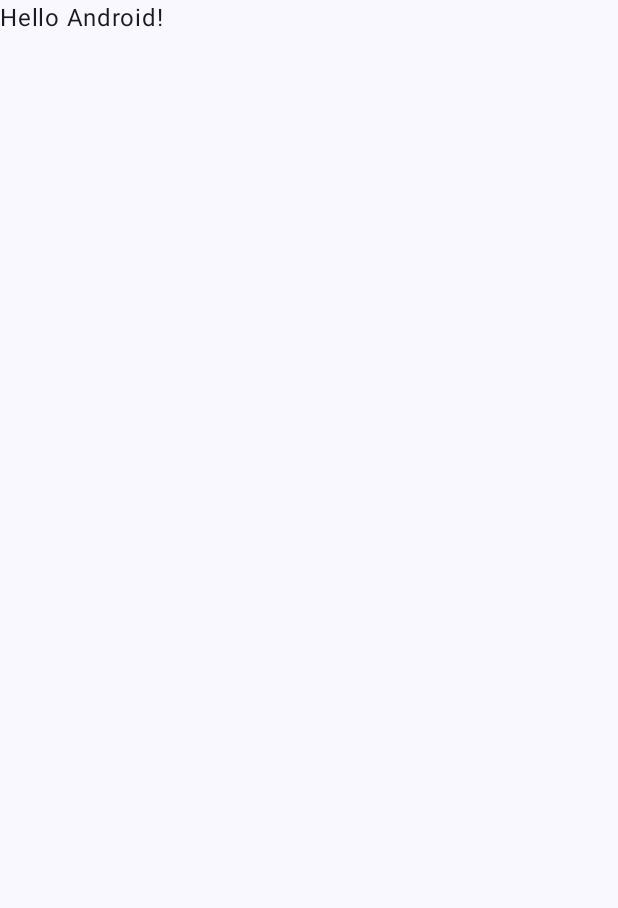
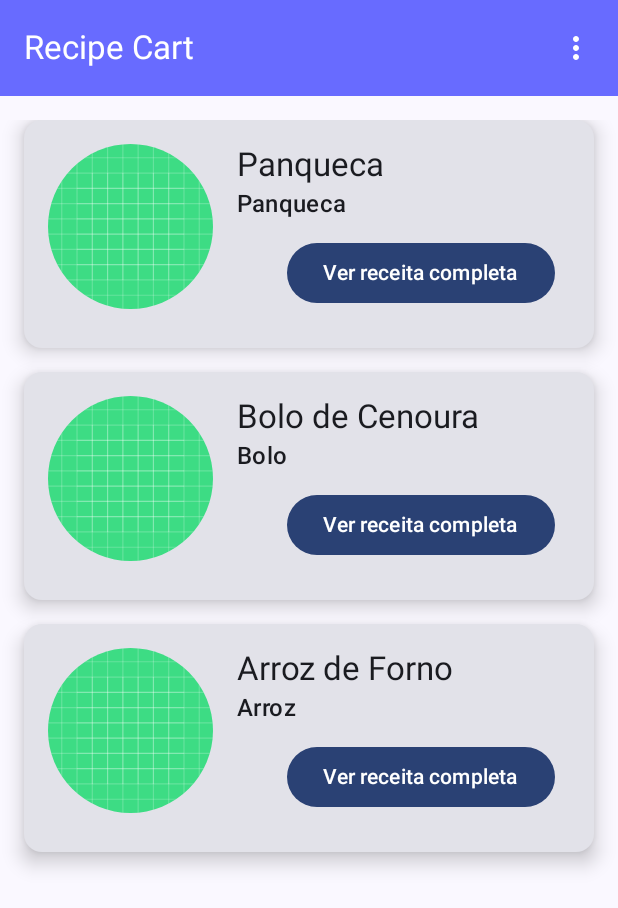
Before and after one commit to xofiaxinha/RecipeList, an Android app built with Jetpack Compose: the screen it shows after launch (MainActivity), on a phone screen of 412 x 824 dp. Before the commit the part shown is almost empty. Shown: the top 908 px of the screen. Run offline under Robolectric (Android 15) with nearby library versions, the phone set to English and light mode, and no system bars.

Commit message:
main activity

```diff
--- a/app/build.gradle.kts
+++ b/app/build.gradle.kts
@@ -60,7 +60,7 @@ dependencies {
     implementation ("androidx.compose.ui:ui:1.5.3")
     implementation ("androidx.compose.material3:material3:1.x.x")
     implementation ("androidx.compose.ui:ui-tooling-preview:1.5.3")
-    implementation ("androidx.navigation:navigation-compose:2.7.3")
+    implementation ("androidx.navigation:navigation-compose:2.7.7")
     implementation ("androidx.lifecycle:lifecycle-runtime-ktx:2.6.2")
     implementation ("androidx.activity:activity-compose:1.7.2")
     implementation ("androidx.compose.runtime:runtime-livedata:1.5.3")
--- a/app/src/main/java/com/example/recipelist/MainActivity.kt
+++ b/app/src/main/java/com/example/recipelist/MainActivity.kt
@@ -6,24 +6,75 @@ import androidx.activity.compose.setContent
 import androidx.activity.enableEdgeToEdge
 import androidx.compose.foundation.layout.fillMaxSize
 import androidx.compose.foundation.layout.padding
+import androidx.compose.material.icons.Icons
+import androidx.compose.material.icons.filled.MoreVert
+import androidx.compose.material3.ExperimentalMaterial3Api
+import androidx.compose.material3.Icon
+import androidx.compose.material3.IconButton
+import androidx.compose.material3.MaterialTheme
 import androidx.compose.material3.Scaffold
 import androidx.compose.material3.Text
+import androidx.compose.material3.TopAppBar
+import androidx.compose.material3.TopAppBarDefaults
 import androidx.compose.runtime.Composable
+import androidx.compose.runtime.rememberCoroutineScope
 import androidx.compose.ui.Modifier
+import androidx.compose.ui.graphics.Color
 import androidx.compose.ui.tooling.preview.Preview
+import androidx.navigation.NavController
+import androidx.navigation.NavHost
+import androidx.navigation.NavHostController
+import androidx.navigation.compose.NavHost
+import androidx.navigation.compose.composable
+import androidx.navigation.compose.rememberNavController
+import com.example.recipelist.data.util.MockDataProvider
+import com.example.recipelist.ui.screens.HomeScreen
+import com.example.recipelist.ui.screens.ItemDetails
 import com.example.recipelist.ui.theme.RecipeListTheme
 
 class MainActivity : ComponentActivity() {
+    @OptIn(ExperimentalMaterial3Api::class)
     override fun onCreate(savedInstanceState: Bundle?) {
+        val receitasMockadas = MockDataProvider.sampleRecipes
         super.onCreate(savedInstanceState)
         enableEdgeToEdge()
         setContent {
+            val navController = rememberNavController()
+            val scope = rememberCoroutineScope()
             RecipeListTheme {
-                Scaffold(modifier = Modifier.fillMaxSize()) { innerPadding ->
-                    Greeting(
-                        name = "Android",
-                        modifier = Modifier.padding(innerPadding)
-                    )
+                Scaffold(
+                    topBar = {
+                        TopAppBar(
+                            actions = {
+                                IconButton(onClick = { /* ação do menu */ }) {
+                                    Icon(Icons.Default.MoreVert, contentDescription = "Mais opções")
+                                }
+                            },
+                            title = { Text(
+                                text = "Recipe Cart",
+                                style = MaterialTheme.typography.titleLarge
+                            ) },
+                            colors = TopAppBarDefaults.topAppBarColors(
+                                containerColor = Color(0xD64D50ff),
+                                titleContentColor = Color.White,
+                                actionIconContentColor = Color.White
+
+                            )
+                        )
+                    },
+
+                    ) { innerPaddinng ->
+                    NavHost(
+                        navController = rememberNavController(),
+                        startDestination = "home",
+                        modifier = Modifier.padding((innerPaddinng))
+                    ) {
+                        composable("home") { HomeScreen(receitasMockadas, navController) }
+                        composable("itemDetails/{itemId}") { backStackEntry ->
+                            val recipeId = backStackEntry.arguments?.getString("itemId")
+                            ItemDetails(itemList = receitasMockadas, recipeId?.toInt() ?: 0)
+                        }
+                    }
                 }
             }
         }
--- a/app/src/main/java/com/example/recipelist/ui/components/CardRecipe.kt
+++ b/app/src/main/java/com/example/recipelist/ui/components/CardRecipe.kt
@@ -26,12 +26,13 @@ import androidx.compose.ui.res.painterResource
 import androidx.compose.ui.tooling.preview.Preview
 import androidx.compose.ui.unit.dp
 import androidx.compose.ui.unit.sp
+import androidx.navigation.NavHostController
 import com.example.recipelist.data.model.Ingredient
 import com.example.recipelist.data.model.Recipe
 import com.example.recipelist.R
 
 @Composable
-fun CardRecipe(recipe: Recipe){
+fun CardRecipe(recipe: Recipe, navController: NavHostController){
     Card (
         modifier = Modifier.fillMaxWidth(),
         elevation = CardDefaults.cardElevation(8.dp)
@@ -63,7 +64,7 @@ fun CardRecipe(recipe: Recipe){
                 //Spacer(modifier = Modifier.height(4.dp))
                 Button(
                     modifier = Modifier.padding(10.dp).align(Alignment.End),
-                    onClick = {}) {
+                    onClick = {navController.navigate("itemDetails/${recipe.id}")}) {
                     Text(
                         text = "Ver receita completa",
                         style = MaterialTheme.typography.titleSmall
--- a/app/src/main/java/com/example/recipelist/ui/screens/HomeScreen.kt
+++ b/app/src/main/java/com/example/recipelist/ui/screens/HomeScreen.kt
@@ -28,46 +28,23 @@ import androidx.compose.ui.Modifier
 import androidx.compose.ui.graphics.Color
 import androidx.compose.ui.tooling.preview.Preview
 import androidx.compose.ui.unit.dp
+import androidx.navigation.NavController
+import androidx.navigation.NavHostController
 import com.example.recipelist.data.model.Recipe
 import com.example.recipelist.data.util.MockDataProvider
 import com.example.recipelist.ui.components.CardRecipe
 
 @OptIn(ExperimentalMaterial3Api::class)
 @Composable
-fun HomeScreen(recipes: List<Recipe>){
-    Scaffold(
-        topBar = {
-            TopAppBar(
-                actions = {
-                    IconButton(onClick = { /* ação do menu */ }) {
-                        Icon(Icons.Default.MoreVert, contentDescription = "Mais opções")
-                    }
-                },
-                title = { Text(
-                    text = "Recipe Cart",
-                    style = MaterialTheme.typography.titleLarge
-                ) },
-                colors = TopAppBarDefaults.topAppBarColors(
-                    containerColor = Color(0xD64D50ff),
-                    titleContentColor = Color.White,
-                    actionIconContentColor = Color.White
-
-                )
-            )
-        },
-
-    ) {
-        innerPaddinng ->
-        LazyColumn(
-            modifier = Modifier.fillMaxSize().padding(innerPaddinng)
+fun HomeScreen(recipes: List<Recipe>, navController: NavHostController){
+    LazyColumn(
+            modifier = Modifier.fillMaxSize().padding(16.dp)
         ) {
             items (recipes) { item ->
-                CardRecipe(item)
+                CardRecipe(item, navController)
                 Spacer(modifier = Modifier.height(16.dp))
             }
         }
-
-    }
 }
 
 @Composable
```
Also changed, not shown: app/src/main/java/com/example/recipelist/ui/screens/ItemDetails.kt (+16 -33 lines).
